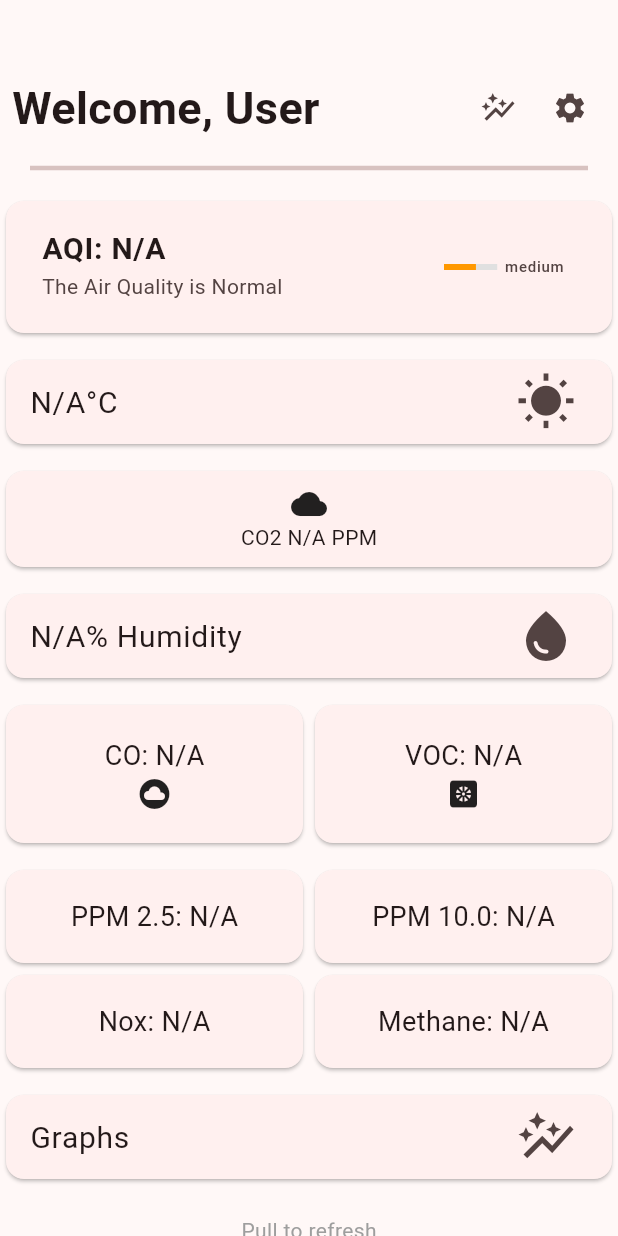
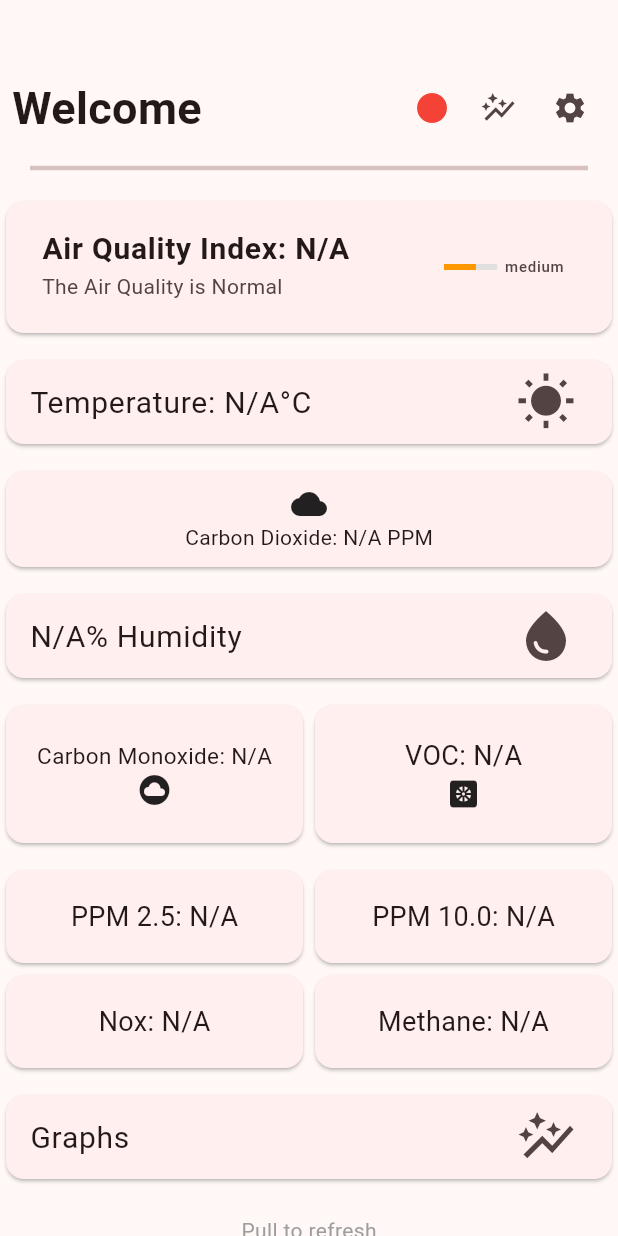
Before and after one commit to sparkfun/Home_Air_Quality_Monitor, a Flutter app: the screen it shows after launch, on a phone screen of 412 x 824 dp. Run offline on Flutter 3.47's test engine with Material 3 defaults, Android fonts, the phone set to English and light mode, and no system bars; our stand-ins replace csv, file_picker, fl_chart, flutter_blue_plus, get, open_file and 2 more; missing offline and left inert: flutter_ble_peripheral; accounts and stored records are empty.

Commit message:
Functional indicator

```diff
--- a/MobileApp/readair/lib/homescreen/home.dart
+++ b/MobileApp/readair/lib/homescreen/home.dart
@@ -48,11 +48,25 @@ class _MyHomePageState extends State<MyHomePage> {
     _startAutoRefresh();
   }
 
-    @override
+  @override
   void dispose() {
     _autoRefreshTimer?.cancel();
     super.dispose();
   }
+
+    Future<void> _onPullToRefresh() async {
+    final BluetoothController bluetoothController = Get.find<BluetoothController>();
+
+    // Send the UPDAT command if subscribed and a device is connected
+    if (bluetoothController.isSubscribed.value && bluetoothController.connectedDevice != null) {
+      await bluetoothController.sendData(bluetoothController.connectedDevice!, "UPDAT");
+      //await Future.delayed(Duration(seconds: 1)); // Wait for the command to take effect
+    }
+
+    // Fetch the latest data after sending the UPDAT command
+    await _fetchLatestData();
+  }
+
 
   Future<void> _fetchLatestData() async {
     DataPacket? latestPacket = await DatabaseService.instance.getLastPacket();
@@ -68,13 +82,14 @@ class _MyHomePageState extends State<MyHomePage> {
         ng = latestPacket.ng;
         ppm2_5 = latestPacket.ppm2_5;
         ppm10_0 = latestPacket.ppm10_0;
-
       });
     }
     _showRefreshedMessage();
   }
 
-    void _showRefreshedMessage() {
+
+
+  void _showRefreshedMessage() {
     ScaffoldMessenger.of(context).showSnackBar(
       SnackBar(
         content: Text("Refreshed"),
@@ -92,10 +107,11 @@ class _MyHomePageState extends State<MyHomePage> {
 
   @override
   Widget build(BuildContext context) {
-    //final BluetoothController bluetoothController = Get.find<BluetoothController>();
+    final BluetoothController bluetoothController =
+        Get.find<BluetoothController>();
     return Scaffold(
       body: RefreshIndicator(
-        onRefresh: _fetchLatestData,
+        onRefresh: _onPullToRefresh,
         child: SingleChildScrollView(
           physics: AlwaysScrollableScrollPhysics(),
           child: Column(
@@ -107,12 +123,18 @@ class _MyHomePageState extends State<MyHomePage> {
                 child: Row(
                   children: [
                     Text(
-                      'Welcome, User',
+                      'Welcome',
                       style:
                           TextStyle(fontSize: 30, fontWeight: FontWeight.bold),
                     ),
                     Spacer(),
-
+                              Obx(() => Padding(
+                                padding: const EdgeInsets.all(8.0),
+                                child: Icon(
+                                          Icons.circle,
+                                          color: bluetoothController.isSubscribed.value ? Colors.green : Colors.red,
+                                        ),
+                              )),
                     IconButton(
                         onPressed: () {
                           Navigator.push(
@@ -151,7 +173,7 @@ class _MyHomePageState extends State<MyHomePage> {
                   child: Padding(
                     padding: const EdgeInsets.all(8.0),
                     child: ListTile(
-                      title: Text('AQI: ${aqi?.toStringAsFixed(1) ?? 'N/A'}',
+                      title: Text('Air Quality Index: ${aqi?.toStringAsFixed(1) ?? 'N/A'}',
                           style: TextStyle(
                               fontSize: 20, fontWeight: FontWeight.bold)),
                       subtitle: Text('The Air Quality is Normal'),
@@ -186,7 +208,7 @@ class _MyHomePageState extends State<MyHomePage> {
                 },
                 child: Card(
                   child: ListTile(
-                    title: Text('${temp?.toStringAsFixed(1) ?? 'N/A'}°C',
+                    title: Text('Temperature: ${temp?.toStringAsFixed(1) ?? 'N/A'}°C',
                         style: TextStyle(fontSize: 20)),
                     trailing: Icon(Icons.wb_sunny, size: 40),
                   ),
@@ -210,7 +232,7 @@ class _MyHomePageState extends State<MyHomePage> {
                             children: [
                               Icon(Icons.cloud),
                               Text(
-                                  'CO2 ${co2?.toStringAsFixed(1) ?? 'N/A'} PPM'),
+                                  'Carbon Dioxide: ${co2?.toStringAsFixed(1) ?? 'N/A'} PPM'),
                             ],
                           ),
                         ),
@@ -254,7 +276,8 @@ class _MyHomePageState extends State<MyHomePage> {
                         child: Column(
                           mainAxisAlignment: MainAxisAlignment.center,
                           children: [
-                            Text('CO: ${co?.toStringAsFixed(1) ?? 'N/A'}', style: TextStyle(fontSize: 18)),
+                            Text('Carbon Monoxide: ${co?.toStringAsFixed(1) ?? 'N/A'}',
+                                style: TextStyle(fontSize: 15)),
                             Icon(Icons.cloud_circle),
                           ],
                         ),
@@ -275,7 +298,8 @@ class _MyHomePageState extends State<MyHomePage> {
                         child: Column(
                           mainAxisAlignment: MainAxisAlignment.center,
                           children: [
-                            Text('VOC: ${voc?.toStringAsFixed(1) ?? 'N/A'}', style: TextStyle(fontSize: 18)),
+                            Text('VOC: ${voc?.toStringAsFixed(1) ?? 'N/A'}',
+                                style: TextStyle(fontSize: 18)),
                             Icon(Icons.heat_pump_rounded),
                           ],
                         ),
@@ -302,7 +326,9 @@ class _MyHomePageState extends State<MyHomePage> {
                         child: Column(
                           mainAxisAlignment: MainAxisAlignment.center,
                           children: [
-                            Text('PPM 2.5: ${ppm2_5?.toStringAsFixed(1) ?? 'N/A'}', style: TextStyle(fontSize: 18)),
+                            Text(
+                                'PPM 2.5: ${ppm2_5?.toStringAsFixed(1) ?? 'N/A'}',
+                                style: TextStyle(fontSize: 18)),
                           ],
                         ),
                       ),
@@ -323,7 +349,9 @@ class _MyHomePageState extends State<MyHomePage> {
                         child: Column(
                           mainAxisAlignment: MainAxisAlignment.center,
                           children: [
-                            Text('PPM 10.0: ${ppm10_0?.toStringAsFixed(1) ?? 'N/A'}', style: TextStyle(fontSize: 18)),
+                            Text(
+                                'PPM 10.0: ${ppm10_0?.toStringAsFixed(1) ?? 'N/A'}',
+                                style: TextStyle(fontSize: 18)),
                           ],
                         ),
                       ),
@@ -348,7 +376,8 @@ class _MyHomePageState extends State<MyHomePage> {
                         child: Column(
                           mainAxisAlignment: MainAxisAlignment.center,
                           children: [
-                            Text('Nox: ${nox?.toStringAsFixed(1) ?? 'N/A'}', style: TextStyle(fontSize: 18)),
+                            Text('Nox: ${nox?.toStringAsFixed(1) ?? 'N/A'}',
+                                style: TextStyle(fontSize: 18)),
                           ],
                         ),
                       ),
@@ -361,14 +390,16 @@ class _MyHomePageState extends State<MyHomePage> {
                       onTap: () {
                         Navigator.push(
                           context,
-                          MaterialPageRoute(builder: (context) => MethanePage()),
+                          MaterialPageRoute(
+                              builder: (context) => MethanePage()),
                         );
                       },
                       child: Card(
                         child: Column(
                           mainAxisAlignment: MainAxisAlignment.center,
                           children: [
-                            Text('Methane: ${ng?.toStringAsFixed(1) ?? 'N/A'}', style: TextStyle(fontSize: 18)),
+                            Text('Methane: ${ng?.toStringAsFixed(1) ?? 'N/A'}',
+                                style: TextStyle(fontSize: 18)),
                           ],
                         ),
                       ),
@@ -386,9 +417,7 @@ class _MyHomePageState extends State<MyHomePage> {
                 },
                 child: Card(
                   child: ListTile(
-                    title: Text(
-                        'Graphs',
-                        style: TextStyle(fontSize: 20)),
+                    title: Text('Graphs', style: TextStyle(fontSize: 20)),
                     trailing: Icon(Icons.auto_graph, size: 40),
                   ),
                 ),
```
Also changed, not shown: MobileApp/readair/lib/BLE/ble_setup.dart (+11 -11 lines), MobileApp/readair/lib/BLE/device_details.dart (+14 -12 lines).
